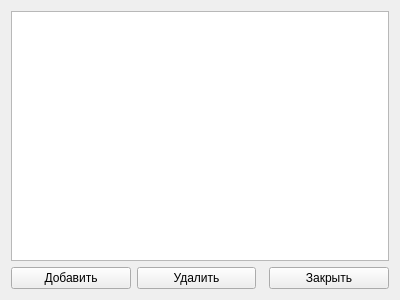
Above: src/ui/dialogs/manufacturersform.ui from Smurf72T/POC_Terminal_Tracker before the change. Below: the same form after it.
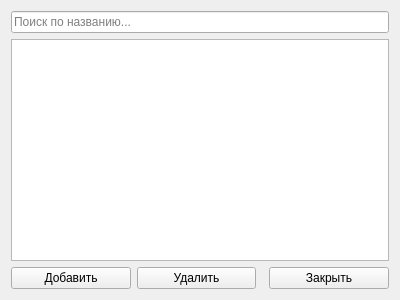
That is the form after the change.

Diff of the .ui file:
```diff
--- a/src/ui/dialogs/manufacturersform.ui
+++ b/src/ui/dialogs/manufacturersform.ui
@@ -14,6 +14,16 @@
             <string>Form</string>
         </property>
         <layout class="QVBoxLayout" name="verticalLayout">
+            <item>
+                <widget class="QLineEdit" name="lineEditSearch">
+                    <property name="placeholderText">
+                        <string>Поиск по названию...</string>
+                    </property>
+                    <property name="clearButtonEnabled">
+                        <bool>true</bool>
+                    </property>
+                </widget>
+            </item>
             <item>
                 <widget class="QTableView" name="tableView">
                     <property name="alternatingRowColors">
```
